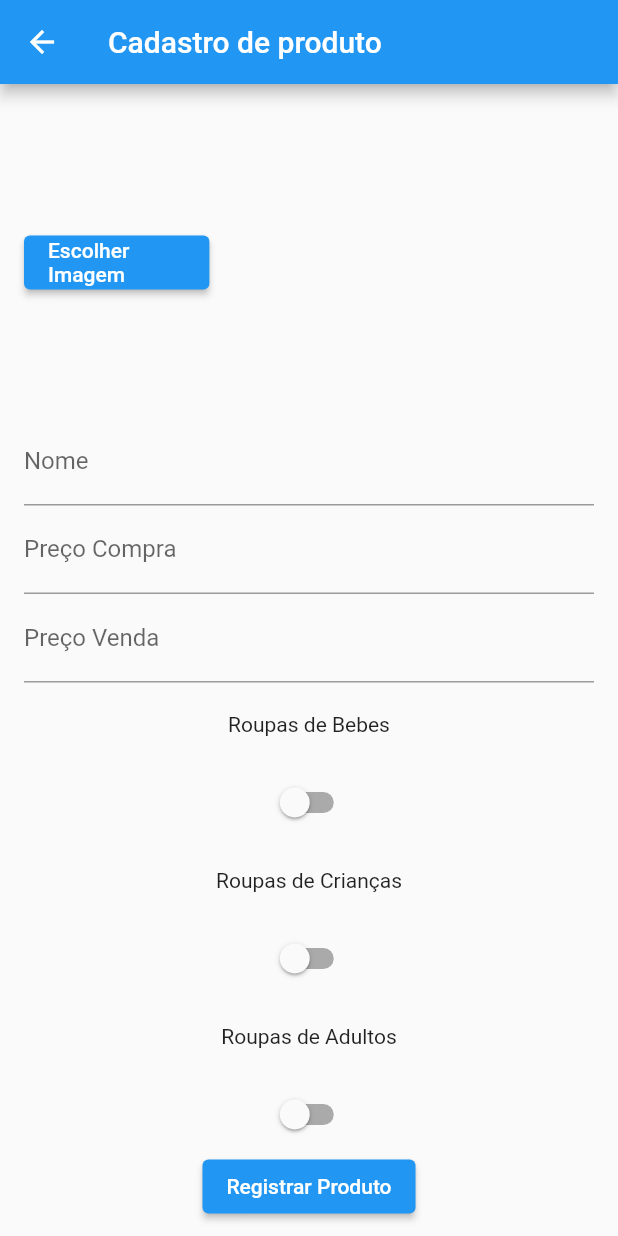
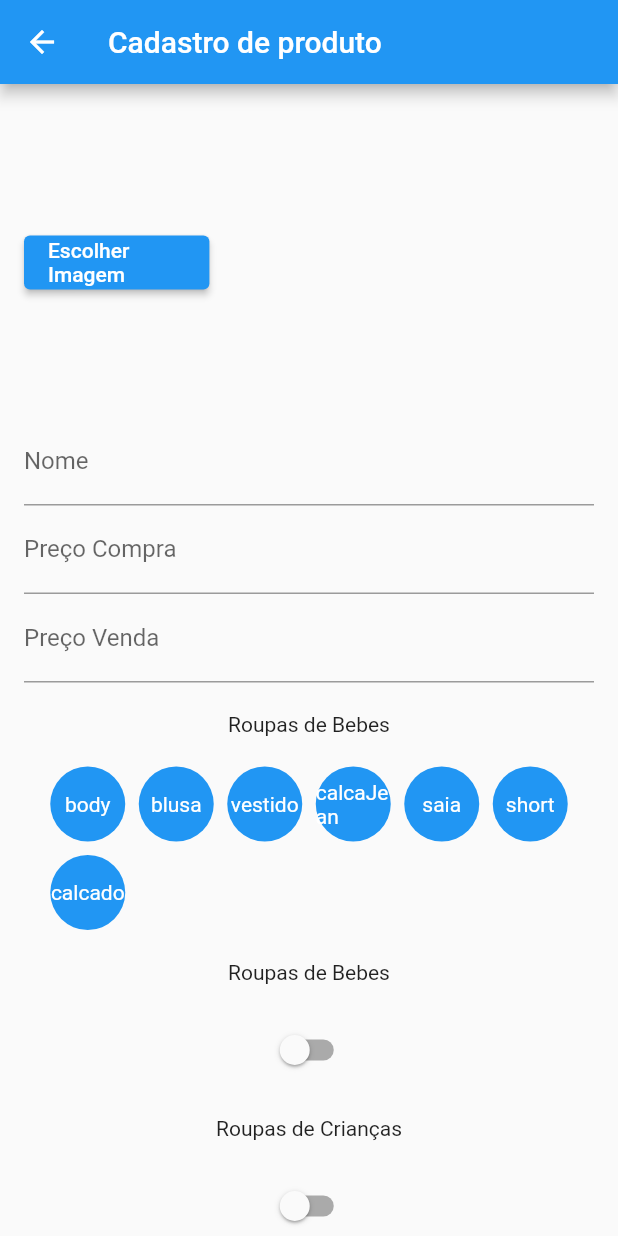
Before and after one commit to thiagorulexz/jujoy, a Flutter app: the productAdd screen opened directly, on a phone screen of 412 x 824 dp. Run offline on Flutter 3.47's test engine with Material 2 defaults, Android fonts, the light colour scheme and no system bars; our stand-ins replace cloud_firestore, firebase_core, firebase_storage, image_picker, share_plus; accounts and stored records are empty; network calls fail.

Commit message:
Screenshot Funcionando... Tamanho das peças passado para Functions Adicionado Categoria nas peças

```diff
--- a/lib/functions.dart
+++ b/lib/functions.dart
@@ -1,20 +1,109 @@
 import 'package:flutter/material.dart';
-import 'package:cloud_firestore/cloud_firestore.dart';
-import 'package:jujoy/filtrosProductList.dart';
-import 'package:jujoy/product_add.dart';
-import 'package:jujoy/product_view.dart';
+import 'dart:io';
 
-class appFuncions {
-  void _performSearch(TextEditingController controller) async {
-    String tamanho = controller.text.toUpperCase();
+import 'package:image_picker/image_picker.dart';
 
-    QuerySnapshot querySnapshot = await _firestore
-        .collection('produtos')
-        .where('tamanho', arrayContains: tamanho)
-        .get();
+// class appFuncions {
+//
+// }
 
-    setState(() {
-      _querySnapshot = querySnapshot;
-    });
+class appFunctions extends StatefulWidget {
+  @override
+  _appFunctionsState createState() => _appFunctionsState();
+}
+
+class _appFunctionsState extends State<appFunctions> {
+  @override
+  Widget build(BuildContext context) {
+    return const Scaffold();
   }
 }
+
+class tamanhosRoupas {
+
+  static List<List<int>> buttonGroupsBebe = [
+    [0, 3],
+    [3, 6],
+    [6, 9],
+    [9, 12],
+    [12, 18],
+    [18, 24],
+    [24, 36],
+  ];
+
+  static List buttonGroupsCrianca = [
+    ['PP'],
+    ['P'],
+    ['M'],
+    ['G'],
+    ['GG'],
+    [4],
+    [5],
+    [6],
+    [7],
+    [8],
+    [9],
+    [10],
+    [11],
+    [12],
+    [13],
+    [14],
+    [15],
+  ];
+
+  static List buttonGroupsAdulto = [
+    ['PP'],
+    ['P'],
+    ['M'],
+    ['G'],
+    ['GG'],
+    [16],
+    [17],
+    [18],
+    [19],
+    [20],
+    [21],
+    [22],
+    [23],
+    [24],
+    [25],
+    [26],
+    [27],
+    [28],
+    [29],
+    [30],
+    [31],
+    [32],
+    [33],
+    [34],
+    [35],
+    [36],
+    [37],
+    [38],
+    [39],
+    [40],
+    [41],
+    [42],
+    [43],
+    [44],
+    [45],
+    [46],
+  ];
+
+}
+
+class categoriasRoupas{
+  static List categoriaRoupas = [
+    ['body'],
+    ['blusa'],
+    ['vestido'],
+    ['calcaJean'],
+    ['saia'],
+    ['short'],
+    ['calcado'],
+  ];
+}
+
+class drawerApp {
+
+}
--- a/lib/main.dart
+++ b/lib/main.dart
@@ -1,6 +1,5 @@
 import 'package:flutter/material.dart';
 import 'package:firebase_core/firebase_core.dart';
-import 'package:jujoy/postInsta.dart';
 import 'package:jujoy/product_list.dart';
 import 'package:jujoy/screenshotImage.dart';
 
@@ -20,5 +19,5 @@ void main() async {
   await Firebase.initializeApp(
       options:
       firebaseOptions); // Certifique-se de inicializar o Firebase primeiro
-  runApp(MaterialApp(home: screenshotScreen()));
+  runApp(MaterialApp(home: ClothingSearch()));
 }
--- a/lib/product_add.dart
+++ b/lib/product_add.dart
@@ -1,9 +1,10 @@
-import 'package:flutter/material.dart';
+import 'dart:io';
+
 import 'package:cloud_firestore/cloud_firestore.dart';
 import 'package:firebase_storage/firebase_storage.dart';
+import 'package:flutter/material.dart';
 import 'package:image_picker/image_picker.dart';
-import 'package:firebase_core/firebase_core.dart';
-import 'dart:io';
+import 'package:jujoy/functions.dart';
 
 class productAdd extends StatefulWidget {
   @override
@@ -12,6 +13,7 @@ class productAdd extends StatefulWidget {
 
 class _productAddState extends State<productAdd> {
   final TextEditingController _nomeController = TextEditingController();
+
   // final TextEditingController _tamanhoController = TextEditingController();
   final TextEditingController _precoControllerCompra = TextEditingController();
   final TextEditingController _precoControllerVenda = TextEditingController();
@@ -65,6 +67,7 @@ class _productAddState extends State<productAdd> {
       if (selectedOptionsBebe.isNotEmpty) 'tamanho': selectedOptionsBebe,
       if (selectedOptionsCrianca.isNotEmpty) 'tamanho': selectedOptionsCrianca,
       if (selectedOptionsAdulto.isNotEmpty) 'tamanho': selectedOptionsAdulto,
+      'categoria': selectedOptionsCategoria,
     });
 
     // Limpa os controladores de texto e a imagem após o envio do formulário
@@ -88,74 +91,22 @@ class _productAddState extends State<productAdd> {
     );
   }
 
-  final List<List<int>> buttonGroupsBebe = [
-    [0, 3],
-    [3, 6],
-    [6, 9],
-    [9, 12],
-    [12, 18],
-    [18, 24],
-    [24, 36],
-  ];
+  List<List<int>> buttonGroupsBebe = tamanhosRoupas.buttonGroupsBebe;
+  List buttonGroupsCrianca = tamanhosRoupas.buttonGroupsCrianca;
+  List buttonGroupsAdulto = tamanhosRoupas.buttonGroupsAdulto;
+  List categoriaRoupas = categoriasRoupas.categoriaRoupas;
 
-  final List buttonGroupsCrianca = [
-    ['PP'],
-    ['P'],
-    ['M'],
-    ['G'],
-    ['GG'],
-    [4],
-    [5],
-    [6],
-    [7],
-    [8],
-    [9],
-    [10],
-    [11],
-    [12],
-    [13],
-    [14],
-    [15],
-  ];
+  List<String> selectedOptionsCategoria = [];
 
-  final List buttonGroupsAdulto = [
-    ['PP'],
-    ['P'],
-    ['M'],
-    ['G'],
-    ['GG'],
-    [16],
-    [17],
-    [18],
-    [19],
-    [20],
-    [21],
-    [22],
-    [23],
-    [24],
-    [25],
-    [26],
-    [27],
-    [28],
-    [29],
-    [30],
-    [31],
-    [32],
-    [33],
-    [34],
-    [35],
-    [36],
-    [37],
-    [38],
-    [39],
-    [40],
-    [41],
-    [42],
-    [43],
-    [44],
-    [45],
-    [46],
-  ];
+  void _toggleSelectionCategoria(String option) {
+    setState(() {
+      if (selectedOptionsCategoria.contains(option)) {
+        selectedOptionsCategoria.remove(option);
+      } else {
+        selectedOptionsCategoria.add(option);
+      }
+    });
+  }
 
   List<String> selectedOptionsBebe = [];
   List<String> selectedOptionsCrianca = [];
@@ -245,6 +196,34 @@ class _productAddState extends State<productAdd> {
               SizedBox(height: 20),
               Text('Roupas de Bebes'),
               SizedBox(height: 20),
+              Wrap(
+                spacing: 9.0,
+                runSpacing: 9.0,
+                children: categoriaRoupas.asMap().entries.map((entry) {
+                  final groupNumbersCategorias = entry.value;
+                  final categoria = groupNumbersCategorias.first;
+                  return RawMaterialButton(
+                    onPressed: () {
+                      _toggleSelectionCategoria(categoria);
+                    },
+                    fillColor: selectedOptionsCategoria.contains(categoria)
+                        ? Colors.green
+                        : Colors.blue,
+                    shape: const CircleBorder(),
+                    elevation: 0,
+                    constraints: BoxConstraints.tight(const Size(50, 50)),
+                    child: Center(
+                      child: Text(
+                        '$categoria',
+                        style: const TextStyle(color: Colors.white),
+                      ),
+                    ),
+                  );
+                }).toList(),
+              ),
+              SizedBox(height: 20),
+              Text('Roupas de Bebes'),
+              SizedBox(height: 20),
               Switch(
                 value: isSwitchedBebe,
                 onChanged: (value) {
@@ -313,9 +292,10 @@ class _productAddState extends State<productAdd> {
                           onPressed: () {
                             _toggleSelectionCrianca('C$tamanho');
                           },
-                          fillColor: selectedOptionsCrianca.contains('C$tamanho')
-                              ? Colors.green
-                              : Colors.blue,
+                          fillColor:
+                              selectedOptionsCrianca.contains('C$tamanho')
+                                  ? Colors.green
+                                  : Colors.blue,
                           shape: const CircleBorder(),
                           elevation: 0,
                           constraints: BoxConstraints.tight(const Size(50, 50)),
```
Also changed, not shown: lib/filtrosProductList.dart (+14 -110 lines), lib/postInsta.dart (deleted, +0 -58 lines), lib/product_list.dart (+15 -30 lines), lib/screenshotImage.dart (+25 -20 lines).
